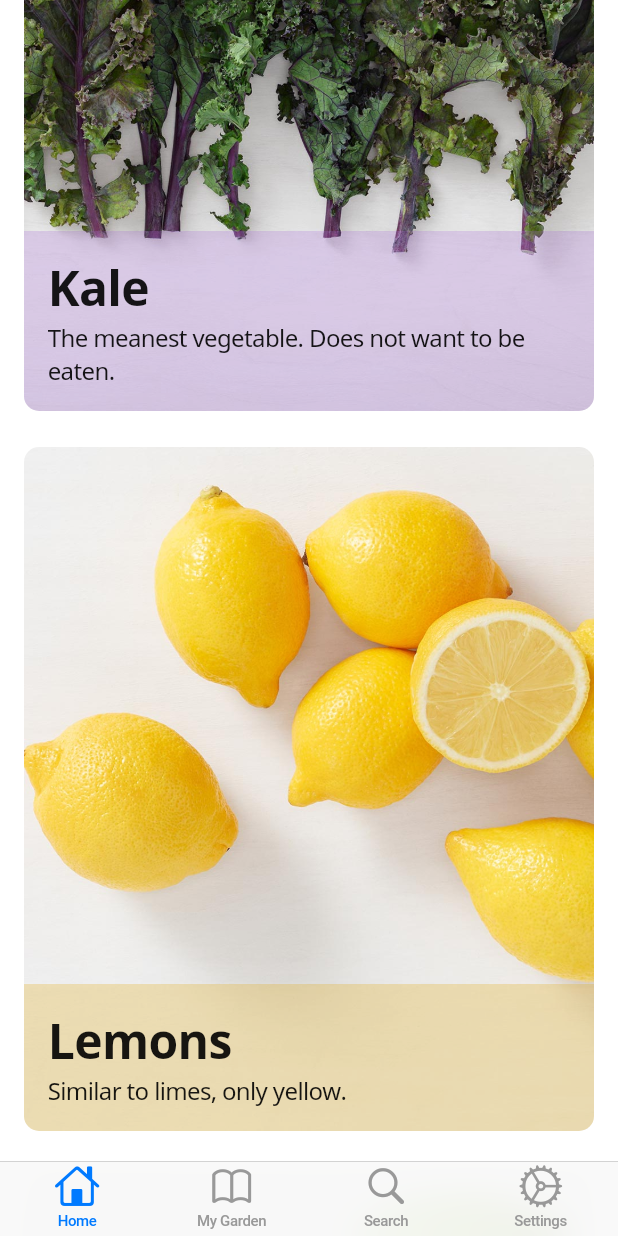
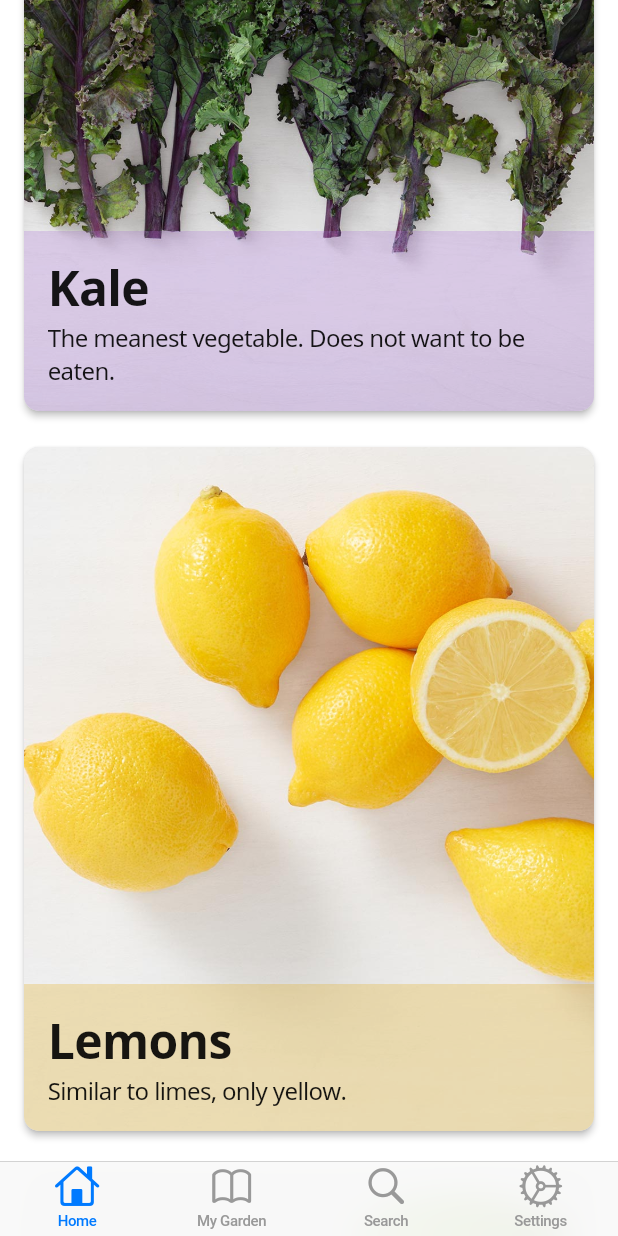
Before and after one commit to InMatrix/veggieseasons, a Flutter app: the screen it shows after launch, scrolled down 1728 dp, on a phone screen of 412 x 824 dp. Run offline on Flutter 3.47's test engine with Material 2 defaults, Android fonts, the phone set to English and light mode, and no system bars; our stand-ins replace shared_preferences.

Commit message:
Pressable veggie cards, new launcher icon, release metadata. (#54)

```diff
--- a/lib/main.dart
+++ b/lib/main.dart
@@ -22,6 +22,7 @@ void main() {
       child: ScopedModel<Preferences>(
         model: Preferences()..load(),
         child: CupertinoApp(
+          debugShowCheckedModeBanner: false,
           color: Styles.appBackground,
           home: HomeScreen(),
         ),
--- a/lib/screens/details.dart
+++ b/lib/screens/details.dart
@@ -73,12 +73,9 @@ class DetailsScreen extends StatelessWidget {
           Positioned(
             right: 0.0,
             left: 0.0,
-            child: Hero(
-              tag: veggie.id,
-              child: Image.asset(
-                veggie.imageAssetPath,
-                fit: BoxFit.cover,
-              ),
+            child: Image.asset(
+              veggie.imageAssetPath,
+              fit: BoxFit.cover,
             ),
           ),
           Positioned(
--- a/lib/screens/favorites.dart
+++ b/lib/screens/favorites.dart
@@ -48,9 +48,9 @@ class FavoritesScreen extends StatelessWidget {
   Widget build(BuildContext context) {
     return CupertinoTabView(
       builder: (context) {
-        return DecoratedBox(
-          decoration: BoxDecoration(
-            color: Styles.scaffoldBackground,
+        return CupertinoPageScaffold(
+          navigationBar: CupertinoNavigationBar(
+            middle: Text('My Garden'),
           ),
           child: Center(
             child: _buildTabViewBody(context),
--- a/lib/screens/list.dart
+++ b/lib/screens/list.dart
@@ -35,7 +35,7 @@ class ListScreen extends StatelessWidget {
   Widget build(BuildContext context) {
     return CupertinoTabView(
       builder: (context) {
-        String dateString = DateFormat.jms("en_US").format(DateTime.now());
+        String dateString = DateFormat("MMMM y").format(DateTime.now());
         final appState =
             ScopedModel.of<AppState>(context, rebuildOnChange: true);
         final prefs =
--- a/lib/widgets/veggie_card.dart
+++ b/lib/widgets/veggie_card.dart
@@ -6,6 +6,74 @@ import 'package:flutter/cupertino.dart';
 import 'package:veggieseasons/data/veggie.dart';
 import 'package:veggieseasons/screens/details.dart';
 import 'package:veggieseasons/styles.dart';
+
+/// A Card-like Widget that responds to tap events by animating changes to its
+/// elevation and invoking an optional [onPressed] callback.
+class PressableCard extends StatefulWidget {
+  const PressableCard({
+    @required this.child,
+    this.borderRadius = const BorderRadius.all(Radius.circular(10.0)),
+    this.upElevation = 2.0,
+    this.downElevation = 0.0,
+    this.shadowColor = CupertinoColors.black,
+    this.duration = const Duration(milliseconds: 100),
+    this.onPressed,
+    Key key,
+  })  : assert(child != null),
+        assert(borderRadius != null),
+        assert(upElevation != null),
+        assert(downElevation != null),
+        assert(shadowColor != null),
+        assert(duration != null),
+        super(key: key);
+
+  final VoidCallback onPressed;
+
+  final Widget child;
+
+  final BorderRadius borderRadius;
+
+  final double upElevation;
+
+  final double downElevation;
+
+  final Color shadowColor;
+
+  final Duration duration;
+
+  @override
+  _PressableCardState createState() => _PressableCardState();
+}
+
+class _PressableCardState extends State<PressableCard> {
+  bool cardIsDown = false;
+
+  @override
+  Widget build(BuildContext context) {
+    return GestureDetector(
+      onTap: () {
+        setState(() => cardIsDown = false);
+        if (widget.onPressed != null) {
+          widget.onPressed();
+        }
+      },
+      onTapDown: (details) => setState(() => cardIsDown = true),
+      onTapCancel: () => setState(() => cardIsDown = false),
+      child: AnimatedPhysicalModel(
+        elevation: cardIsDown ? widget.downElevation : widget.upElevation,
+        borderRadius: widget.borderRadius,
+        shape: BoxShape.rectangle,
+        shadowColor: widget.shadowColor,
+        duration: widget.duration,
+        color: CupertinoColors.lightBackgroundGray,
+        child: ClipRRect(
+          borderRadius: widget.borderRadius,
+          child: widget.child,
+        ),
+      ),
+    );
+  }
+}
 
 class VeggieCard extends StatelessWidget {
   VeggieCard(this.veggie, this.isPreferredCategory);
@@ -16,22 +84,8 @@ class VeggieCard extends StatelessWidget {
   /// Whether [veggie] falls into one of user's preferred [VeggieCategory]s
   final bool isPreferredCategory;
 
-  List<Widget> _buildStackChildren() {
-    final widgets = <Widget>[];
-
-    widgets.add(Hero(
-      tag: veggie.id,
-      child: Image.asset(
-        veggie.imageAssetPath,
-        fit: BoxFit.cover,
-      ),
-    ));
-
-    widgets.add(Positioned(
-      bottom: 0.0,
-      left: 0.0,
-      right: 0.0,
-      child: DecoratedBox(
+  Widget _buildDetails() {
+    return DecoratedBox(
       decoration: BoxDecoration(
         color: veggie.accentColor,
       ),
@@ -51,26 +105,31 @@ class VeggieCard extends StatelessWidget {
           ],
         ),
       ),
-      ),
-    ));
-
-    return widgets;
+    );
   }
 
   @override
   Widget build(BuildContext context) {
-    return GestureDetector(
-      onTap: () {
+    return PressableCard(
+      onPressed: () {
         Navigator.of(context).push(CupertinoPageRoute(
           builder: (context) => DetailsScreen(veggie.id),
           fullscreenDialog: true,
         ));
       },
-      child: ClipRRect(
-        borderRadius: BorderRadius.circular(10.0),
       child: Stack(
-          children: _buildStackChildren(),
+        children: [
+          Image.asset(
+            veggie.imageAssetPath,
+            fit: BoxFit.cover,
           ),
+          Positioned(
+            bottom: 0.0,
+            left: 0.0,
+            right: 0.0,
+            child: _buildDetails(),
+          ),
+        ],
       ),
     );
   }
--- a/pubspec.yaml
+++ b/pubspec.yaml
@@ -18,6 +18,8 @@ dependencies:
 dev_dependencies:
   flutter_test:
     sdk: flutter
+
+  flutter_launcher_icons: ^0.7.0
 
 flutter:
 
@@ -66,3 +68,7 @@ flutter:
         - asset: assets/fonts/NotoSans-Italic.ttf
           style: italic
           weight: 400
+
+flutter_icons:
+  ios: true
+  image_path: "assets/icon/launcher_icon.png"
```
Also changed, not shown: assets/icon/launcher_icon.png (added), 19 other files. Lines whose indentation alone changed are shown as unchanged.
